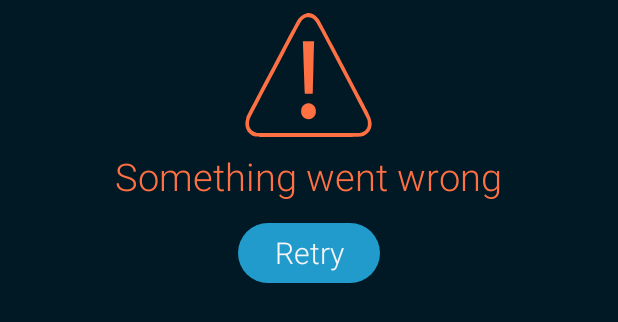
After one commit to AllexUnderr/anime-search, an Android app built with Jetpack Compose: the layout error_view.xml on its own in the app's theme, with its tools: preview values and no code run, on a phone screen of 412 x 824 dp. The commit adds this screen. Shown: the top 322 px of the screen. Run offline under Robolectric (Android 15) with nearby library versions, the phone set to English and light mode, and no system bars.

Commit message:
State view

```diff
--- /dev/null
+++ b/app/src/main/res/drawable/warning.xml
@@ -0,0 +1,18 @@
+<vector xmlns:android="http://schemas.android.com/apk/res/android"
+    android:width="900dp"
+    android:height="483dp"
+    android:viewportWidth="900"
+    android:viewportHeight="483">
+  <path
+      android:pathData="M442.3,43.1c-10.3,2 -20.1,8.4 -28.2,18.4 -2.7,3.3 -22.2,36 -43.3,72.5 -134.7,233 -137.2,237.5 -140,245.6 -3.5,10.3 -4.4,18.5 -2.8,26.6 3.3,16.8 15.5,28.6 34.7,33.6 6.3,1.6 19.2,1.7 187.3,1.7 200,-0 186.3,0.4 199.8,-6.4 15.7,-8 24.4,-23.4 22.8,-40.6 -1.3,-13.3 -4.5,-20 -38.3,-78.5 -17.6,-30.5 -57.1,-98.9 -87.8,-152 -30.6,-53.1 -57.7,-99 -60.2,-102 -8.8,-10.8 -18.3,-16.9 -29.3,-19 -6,-1.1 -8.7,-1.1 -14.7,0.1zM462.7,58.4c9.3,4.7 14.7,11.4 29.9,37.8 80.5,138.7 161.3,279.7 163.8,285.3 2.6,6 3,8.3 3.1,16 0,8.2 -0.3,9.5 -3,14.4 -3.8,6.8 -9.9,11.4 -19,14.4l-7,2.2 -181,-0 -181,-0 -6.8,-2.3c-16.9,-5.9 -24.4,-18.9 -20.8,-36.3 1.7,-8.3 4.1,-12.7 38.3,-71.9 17.3,-30 55.9,-96.8 85.8,-148.5 29.8,-51.7 55.4,-95.5 56.8,-97.4 6,-8 13.4,-13.7 21.2,-16.2 4.6,-1.5 14.2,-0.3 19.7,2.5z"
+      android:fillColor="#000000"
+      android:strokeColor="#00000000"/>
+  <path
+      android:pathData="M430.5,139.7c0.3,3.8 1.7,39.4 3,79.3 1.4,39.9 2.8,74.9 3.1,77.7l0.5,5.3 13.9,-0 13.8,-0 0.6,-16.8c0.4,-9.2 1.3,-42.8 2.1,-74.7 0.8,-31.9 1.7,-62.4 1.9,-67.8l0.4,-9.7 -19.9,-0 -19.9,-0 0.5,6.7z"
+      android:fillColor="#000000"
+      android:strokeColor="#00000000"/>
+  <path
+      android:pathData="M444,333.1c-6.5,1.3 -13,5.7 -16.5,11.3 -2.4,4 -3,6.2 -3.3,12.2 -0.5,8.8 0.9,13.4 5.7,18.7 12.6,14 37.5,10.4 44.5,-6.5 2.6,-6.1 2.1,-16.4 -1,-22.6 -5.1,-10.2 -17,-15.6 -29.4,-13.1z"
+      android:fillColor="#000000"
+      android:strokeColor="#00000000"/>
+</vector>
--- /dev/null
+++ b/app/src/main/res/layout/empty_view.xml
@@ -0,0 +1,5 @@
+<?xml version="1.0" encoding="utf-8"?>
+<LinearLayout xmlns:android="http://schemas.android.com/apk/res/android"
+    android:layout_width="match_parent"
+    android:layout_height="match_parent">
+</LinearLayout>
--- /dev/null
+++ b/app/src/main/res/layout/error_view.xml
@@ -0,0 +1,35 @@
+<?xml version="1.0" encoding="utf-8"?>
+<LinearLayout xmlns:android="http://schemas.android.com/apk/res/android"
+    xmlns:app="http://schemas.android.com/apk/res-auto"
+    xmlns:tools="http://schemas.android.com/tools"
+    android:layout_width="match_parent"
+    android:layout_height="match_parent"
+    android:orientation="vertical">
+
+    <ImageView
+        android:layout_width="170dp"
+        android:layout_height="100dp"
+        android:layout_gravity="center_horizontal"
+        android:background="@drawable/warning"
+        android:backgroundTint="@color/error"
+        tools:ignore="ContentDescription" />
+
+    <TextView
+        android:id="@+id/errorTextView"
+        android:layout_width="wrap_content"
+        android:layout_height="wrap_content"
+        android:layout_gravity="center_horizontal"
+        android:layout_marginBottom="10dp"
+        android:text="@string/something_went_wrong"
+        android:textColor="@color/error"
+        android:textSize="25sp" />
+
+    <com.google.android.material.button.MaterialButton
+        android:id="@+id/retryButton"
+        style="@style/CustomButton"
+        android:layout_width="wrap_content"
+        android:layout_height="wrap_content"
+        android:layout_gravity="center_horizontal"
+        android:text="@string/retry" />
+
+</LinearLayout>
--- a/app/src/main/res/values/strings.xml
+++ b/app/src/main/res/values/strings.xml
@@ -52,4 +52,7 @@
     <string name="order_by_score">Score</string>
     <string name="order_by_end_date">End date</string>
     <string name="refresh">Refresh</string>
+    <string name="loading">Loading…</string>
+    <string name="something_went_wrong">Something went wrong</string>
+    <string name="retry">Retry</string>
 </resources>
--- a/settings.gradle.kts
+++ b/settings.gradle.kts
@@ -3,6 +3,9 @@ pluginManagement {
         google()
         mavenCentral()
         gradlePluginPortal()
+        maven {
+            url = uri("https://jitpack.io")
+        }
     }
 }
 dependencyResolutionManagement {
@@ -10,6 +13,9 @@ dependencyResolutionManagement {
     repositories {
         google()
         mavenCentral()
+        maven {
+            url = uri("https://jitpack.io")
+        }
     }
 }
 
```
Also changed, not shown: app/build.gradle.kts (+3 -5 lines), app/src/main/java/com/example/animesearch/search/AnimeFragment.kt (+34 -2 lines), app/src/main/res/layout/fragment_anime.xml (+11 -0 lines), app/src/main/res/layout/loading_view.xml (added, +20 -0 lines).
